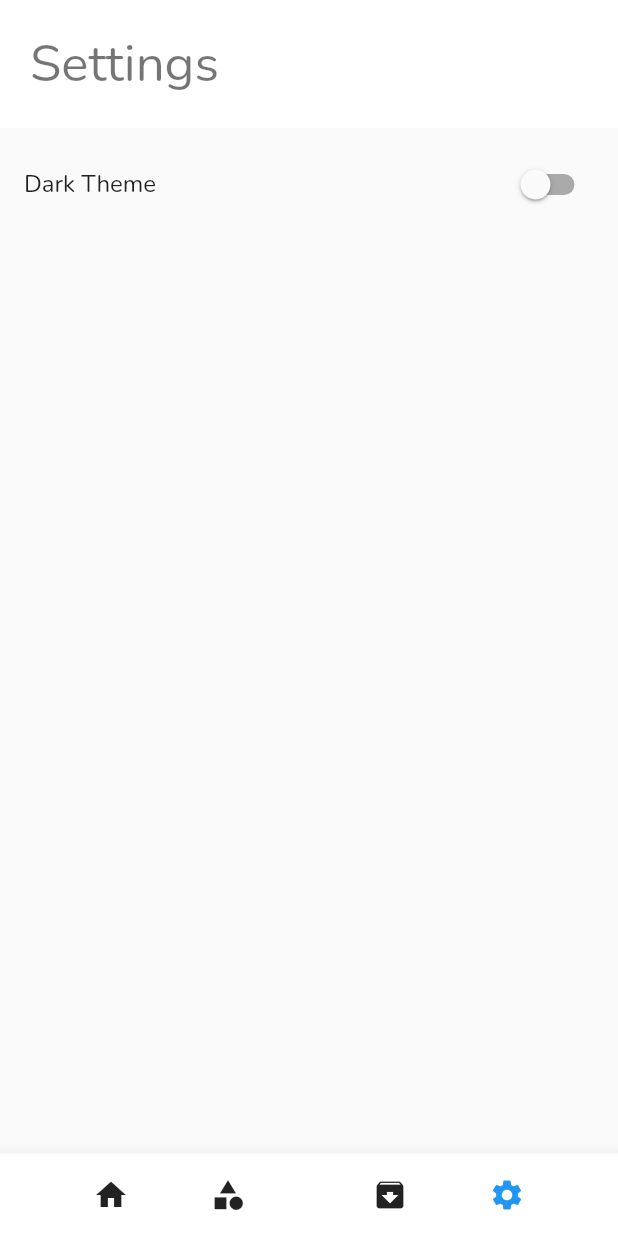
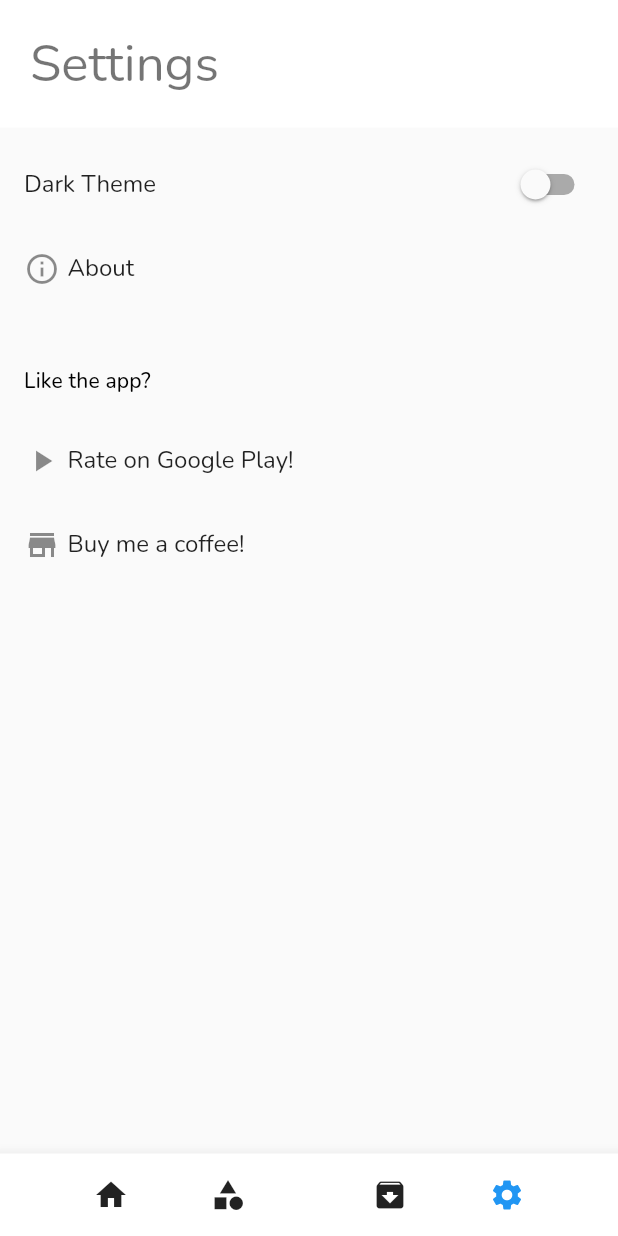
Before and after one commit to 0Xero7/ideas_redux, a Flutter app: the screen it shows after launch, item 4 of the bottom bar chosen, on a phone screen of 412 x 824 dp. Run offline on Flutter 3.47's test engine with Material 2 defaults, Android fonts, the light colour scheme and no system bars; our stand-ins replace flutter_bloc, google_fonts, hive, shared_preferences; missing offline and left inert: flutter_reorderable_list, random_color; accounts and stored records are empty.

Commit message:
ui fixes, settings page

```diff
--- a/lib/models/notemodel.dart
+++ b/lib/models/notemodel.dart
@@ -8,6 +8,7 @@ class NoteModel {
   String title;
   List<BaseDataModel> data;
   bool isArchived;
+  bool protected;
 
   NoteModel() { data = List<BaseDataModel>(); title = ""; }
 
--- a/lib/pages/mainpages/settings.dart
+++ b/lib/pages/mainpages/settings.dart
@@ -63,7 +63,40 @@ class _SettingsPage extends State<SettingsPage> {
                     },
                     value: state.darkTheme,
                     title: Text('Dark Theme'),
-                  )
+                  ),
+                  ListTile(
+                    title: Row(
+                      children: [
+                        Icon(Icons.info_outline),
+                        const SizedBox(width: 5,),
+                        Text('About'),
+                      ],
+                    ),
+                    onTap: () {},
+                  ),
+                  ListTile(
+                    subtitle: Text('Like the app?', style: Theme.of(context).textTheme.subtitle2,),
+                  ),
+                  ListTile(
+                    title: Row(
+                      children: [
+                        Icon(Icons.play_arrow),
+                        const SizedBox(width: 5,),
+                        Text('Rate on Google Play!'),
+                      ],
+                    ),
+                    onTap: () {},
+                  ),
+                  ListTile(
+                    title: Row(
+                      children: [
+                        Icon(Icons.store),
+                        const SizedBox(width: 5,),
+                        Text('Buy me a coffee!'),
+                      ],
+                    ),
+                    onTap: () {},
+                  ),
                 ],
               ),
             )
--- a/lib/themes.dart
+++ b/lib/themes.dart
@@ -11,5 +11,7 @@ ThemeData darkTheme  = ThemeData.dark(). copyWith(
     headline6: GoogleFonts.getFont('Nunito', color: Colors.white70),
     subtitle1: GoogleFonts.getFont('Nunito', color: Colors.white60),
     subtitle2: GoogleFonts.getFont('Nunito', color: Colors.white60),
+    bodyText1: GoogleFonts.getFont('Nunito', color: Colors.white60),
+    bodyText2: GoogleFonts.getFont('Nunito', color: Colors.white60),
   ),
 );
--- a/lib/widgets/visual/notecard.dart
+++ b/lib/widgets/visual/notecard.dart
@@ -87,7 +87,7 @@ class NoteCard extends StatelessWidget {
             child: Column(
               crossAxisAlignment: CrossAxisAlignment.start,
               children: [
-                Text('${data.title} ${data.id}', style: Theme.of(context).textTheme.headline6),
+                Text('${data.title}', style: Theme.of(context).textTheme.headline6),
                 const SizedBox(height: 5),
 
                 Column(
--- a/pubspec.yaml
+++ b/pubspec.yaml
@@ -35,6 +35,8 @@ dependencies:
   path_provider: ^1.6.11
   provider: ^4.3.1
   shared_preferences: ^0.5.8
+  flutter_reorderable_list: ^0.1.4
+  random_color: ^1.0.5
 
 dev_dependencies:
   flutter_test:
```
Also changed, not shown: lib/pages/mainpages/noteentry.dart (+46 -73 lines), lib/pages/mainpages/topics.dart (+63 -31 lines), pubspec.lock, 1 other file.
